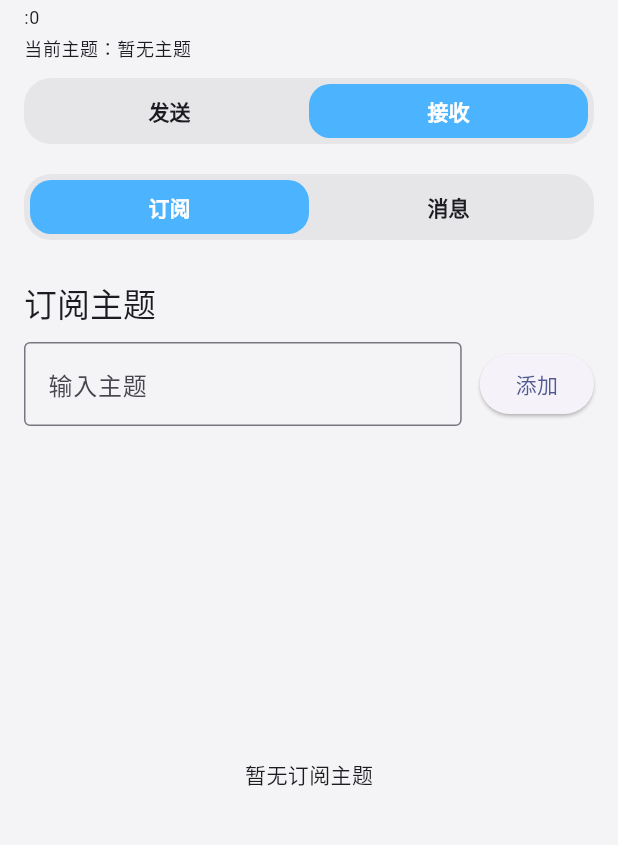
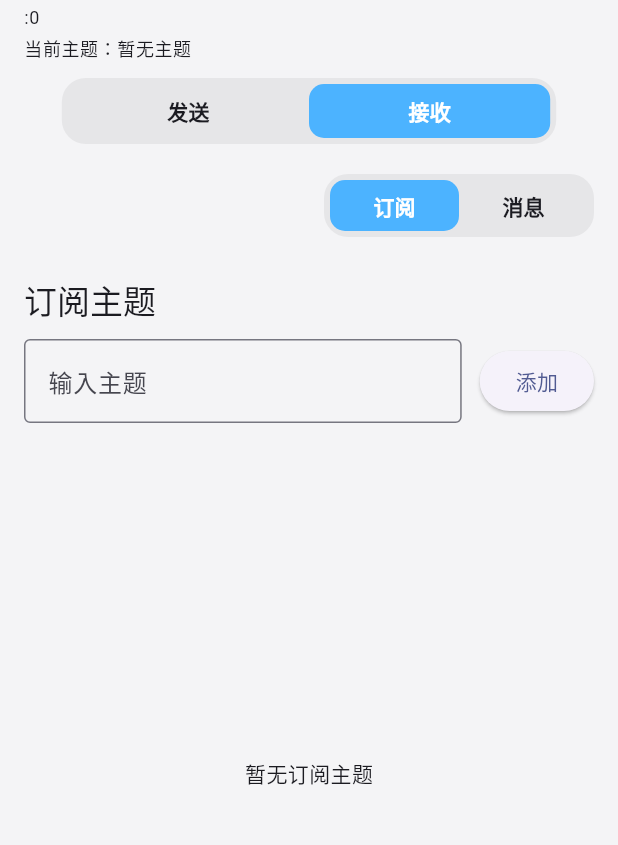
Before and after one commit to ge-fei-fan/galaxy-ios, a Flutter app: the MqttDetailPage screen opened directly with empty values, after a tap on "接收", on a phone screen of 412 x 824 dp, the part 114-959 px from its top. Run offline on Flutter 3.47's test engine with Material 3 defaults, Android fonts, the phone set to English and light mode, and no system bars; our stand-ins replace flutter_local_notifications, hive_flutter, webview_flutter; missing offline and left inert: mqtt_client; accounts and stored records are empty.

Commit message:
更新样式2

```diff
--- a/lib/pages/mqtt_detail_page.dart
+++ b/lib/pages/mqtt_detail_page.dart
@@ -71,12 +71,18 @@ class _MqttDetailPageState extends State<MqttDetailPage>
                   style: Theme.of(context).textTheme.bodySmall,
                 ),
                 const SizedBox(height: 12),
-                SegmentedCapsule(
-                  labels: const ['发送', '接收'],
-                  selectedIndex: _tabController.index,
-                  onChanged: (index) {
-                    setState(() => _tabController.index = index);
-                  },
+                Center(
+                  child: SegmentedCapsule(
+                    labels: const ['发送', '接收'],
+                    selectedIndex: _tabController.index,
+                    width: MediaQuery.of(context).size.width * 0.8,
+                    height: 36,
+                    cornerRadius: 10,
+                    selectedColor: const Color(0xFF4CB3FF),
+                    onChanged: (index) {
+                      setState(() => _tabController.index = index);
+                    },
+                  ),
                 ),
               ],
             ),
--- a/lib/pages/receive_page.dart
+++ b/lib/pages/receive_page.dart
@@ -22,12 +22,19 @@ class _ReceivePageState extends State<ReceivePage> {
       children: [
         Padding(
           padding: const EdgeInsets.fromLTRB(16, 4, 16, 12),
+          child: Align(
+            alignment: Alignment.centerRight,
             child: SegmentedCapsule(
               labels: const ['订阅', '消息'],
               selectedIndex: _selectedIndex,
+              width: 180,
+              height: 34,
+              cornerRadius: 10,
+              selectedColor: const Color(0xFF4CB3FF),
               onChanged: (index) {
                 setState(() => _selectedIndex = index);
               },
+            ),
           ),
         ),
         Expanded(
--- a/lib/pages/url_collection_page.dart
+++ b/lib/pages/url_collection_page.dart
@@ -98,7 +98,7 @@ class _UrlCollectionPageState extends State<UrlCollectionPage> {
 
   @override
   Widget build(BuildContext context) {
-    const pageBackground = Color(0xFFF4F4F6);
+    const pageBackground = Color(0xFFEFEFF2);
     return Scaffold(
       backgroundColor: pageBackground,
       appBar: AppBar(
@@ -146,13 +146,6 @@ class _EmptyState extends StatelessWidget {
         decoration: BoxDecoration(
           color: Colors.white,
           borderRadius: BorderRadius.circular(16),
-          boxShadow: const [
-            BoxShadow(
-              color: Color(0x14000000),
-              blurRadius: 16,
-              offset: Offset(0, 8),
-            ),
-          ],
         ),
         child: Column(
           mainAxisSize: MainAxisSize.min,
@@ -215,13 +208,6 @@ class _LinkCard extends StatelessWidget {
         child: Container(
           decoration: BoxDecoration(
             borderRadius: BorderRadius.circular(16),
-            boxShadow: const [
-              BoxShadow(
-                color: Color(0x12000000),
-                blurRadius: 14,
-                offset: Offset(0, 6),
-              ),
-            ],
           ),
           padding: const EdgeInsets.all(14),
           child: Row(
--- a/lib/widgets/segmented_capsule.dart
+++ b/lib/widgets/segmented_capsule.dart
@@ -6,24 +6,41 @@ class SegmentedCapsule extends StatelessWidget {
     required this.labels,
     required this.selectedIndex,
     required this.onChanged,
-    this.horizontalPadding = 6,
+    this.horizontalPadding = 8,
+    this.height = 36,
+    this.cornerRadius = 12,
+    this.backgroundColor = const Color(0xFFE6E6E8),
+    this.selectedColor = const Color(0xFF4CB3FF),
+    this.unselectedTextColor,
+    this.width,
   });
 
   final List<String> labels;
   final int selectedIndex;
   final ValueChanged<int> onChanged;
   final double horizontalPadding;
+  final double height;
+  final double cornerRadius;
+  final Color backgroundColor;
+  final Color selectedColor;
+  final Color? unselectedTextColor;
+  final double? width;
 
   @override
   Widget build(BuildContext context) {
     final theme = Theme.of(context);
-    final inactiveColor = theme.textTheme.labelLarge?.color ?? Colors.black54;
-    return Container(
+    final inactiveColor =
+        unselectedTextColor ?? theme.textTheme.labelLarge?.color ?? Colors.black54;
+    return SizedBox(
+      width: width,
+      child: Container(
         padding: const EdgeInsets.all(4),
         decoration: BoxDecoration(
-        color: const Color(0xFFE6E6E8),
-        borderRadius: BorderRadius.circular(18),
+          color: backgroundColor,
+          borderRadius: BorderRadius.circular(cornerRadius + 6),
         ),
+        child: SizedBox(
+          height: height,
           child: Row(
             children: List.generate(labels.length, (index) {
               final selected = index == selectedIndex;
@@ -32,15 +49,15 @@ class SegmentedCapsule extends StatelessWidget {
                   duration: const Duration(milliseconds: 180),
                   curve: Curves.easeOut,
                   decoration: BoxDecoration(
-                color: selected ? const Color(0xFF4CB3FF) : Colors.transparent,
-                borderRadius: BorderRadius.circular(14),
+                    color: selected ? selectedColor : Colors.transparent,
+                    borderRadius: BorderRadius.circular(cornerRadius),
                   ),
                   child: InkWell(
-                borderRadius: BorderRadius.circular(14),
+                    borderRadius: BorderRadius.circular(cornerRadius),
                     onTap: () => onChanged(index),
                     child: Padding(
                       padding: EdgeInsets.symmetric(
-                    vertical: 8,
+                        vertical: 6,
                         horizontal: horizontalPadding,
                       ),
                       child: Center(
@@ -58,6 +75,8 @@ class SegmentedCapsule extends StatelessWidget {
               );
             }),
           ),
+        ),
+      ),
     );
   }
 }
```
Lines whose indentation alone changed are shown as unchanged.
